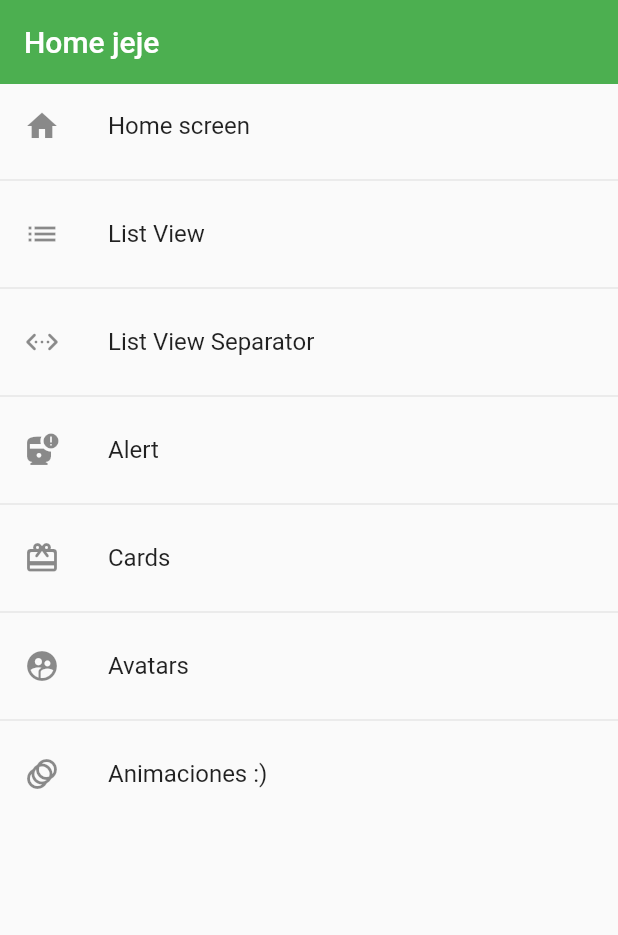
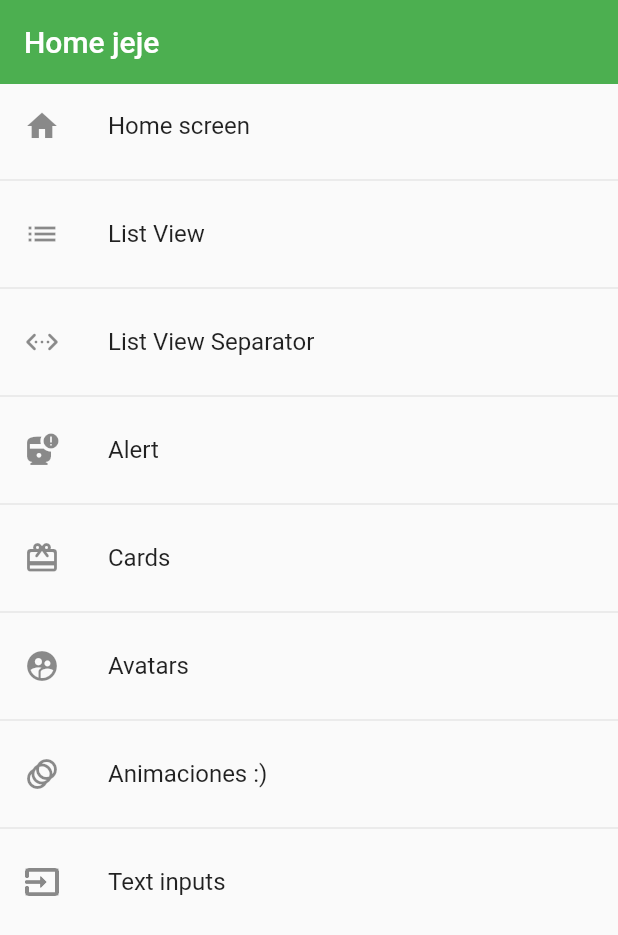
Before and after one commit to jcarloshg/Componentes_Flutter, a Flutter app: the screen it shows after launch, on a phone screen of 412 x 824 dp. Shown: the top 935 px of the screen. Run offline on Flutter 3.47's test engine with Material 2 defaults, Android fonts, the phone set to English and light mode, and no system bars.

Commit message:
CREATE widget [CustomInputField]

```diff
--- /dev/null
+++ b/lib/pages/inputs_screen/widgets/widgets.dart
@@ -0,0 +1 @@
+export 'package:components_flutter/pages/inputs_screen/widgets/CustomInputField/customInput_field.dart';
--- a/lib/pages/pages.dart
+++ b/lib/pages/pages.dart
@@ -3,5 +3,6 @@ export 'package:components_flutter/pages/animated/animate_screen.dart';
 export 'package:components_flutter/pages/avatar/avatar_screen.dart';
 export 'package:components_flutter/pages/Card/Card_screen.dart';
 export 'package:components_flutter/pages/home/home.dart';
+export 'package:components_flutter/pages/inputs_screen/inputs_screen.dart';
 export 'package:components_flutter/pages/ListView1/listview1_screen.dart';
 export 'package:components_flutter/pages/ListViewSeparetor/listviewseparetor_screen.dart';
--- a/lib/routes/app.route.dart
+++ b/lib/routes/app.route.dart
@@ -41,6 +41,11 @@ class AppRoutes {
         name: 'Animaciones :)',
         screen: const AnimatedScreen(),
         iconData: Icons.animation_sharp),
+    MenuOption(
+        route: 'InputsScreen',
+        name: 'Text inputs',
+        screen: const InputsScreen(),
+        iconData: Icons.input_sharp),
   ];
 
   static Map<String, Widget Function(BuildContext)> getAppRputes() {
--- a/lib/theme/app_theme.dart
+++ b/lib/theme/app_theme.dart
@@ -40,5 +40,31 @@ class AppTheme {
         elevation: 0,
       ),
     ),
+
+    // inputDecorationTheme
+    inputDecorationTheme: InputDecorationTheme(
+      floatingLabelStyle: TextStyle(color: primary),
+      enabledBorder: OutlineInputBorder(
+        borderSide: BorderSide(color: primary),
+        borderRadius: const BorderRadius.only(
+          bottomLeft: Radius.circular(15),
+          topRight: Radius.circular(15),
+        ),
+      ),
+      focusedBorder: const OutlineInputBorder(
+        borderSide: BorderSide(color: Colors.amberAccent),
+        borderRadius: BorderRadius.only(
+          bottomRight: Radius.circular(15),
+          topLeft: Radius.circular(15),
+        ),
+      ),
+      border: const OutlineInputBorder(
+        // borderSide: BorderSide(color: Colors.amberAccent),
+        borderRadius: BorderRadius.only(
+          bottomRight: Radius.circular(15),
+          topLeft: Radius.circular(15),
+        ),
+      ),
+    ),
   );
 }
```
Also changed, not shown: lib/pages/inputs_screen/inputs_screen.dart (added, +46 -0 lines), lib/pages/inputs_screen/widgets/CustomInputField/customInput_field.dart (added, +68 -0 lines).
